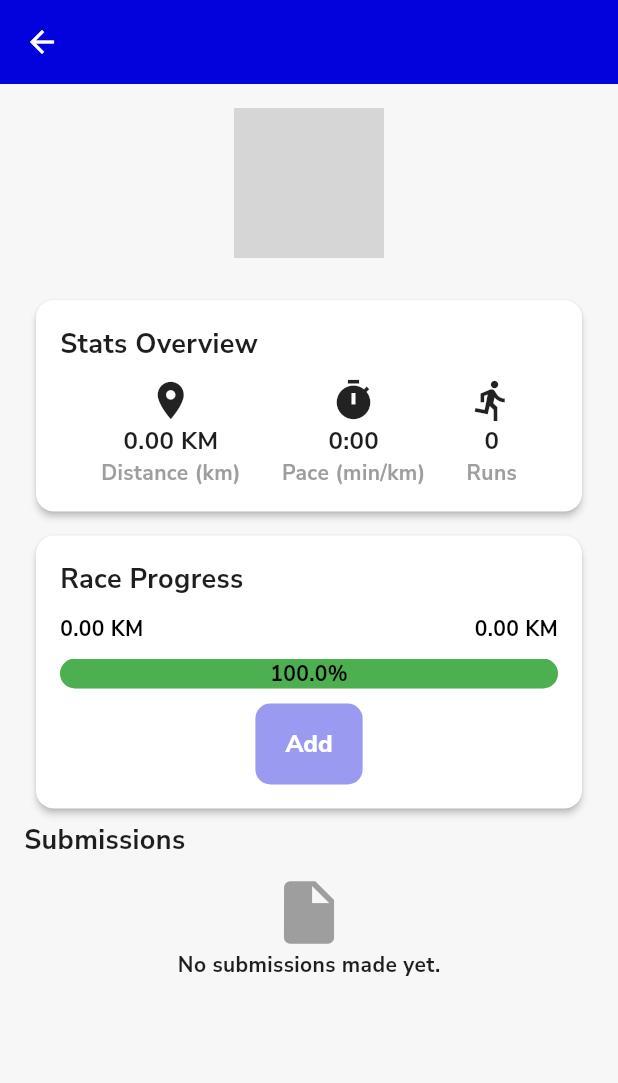
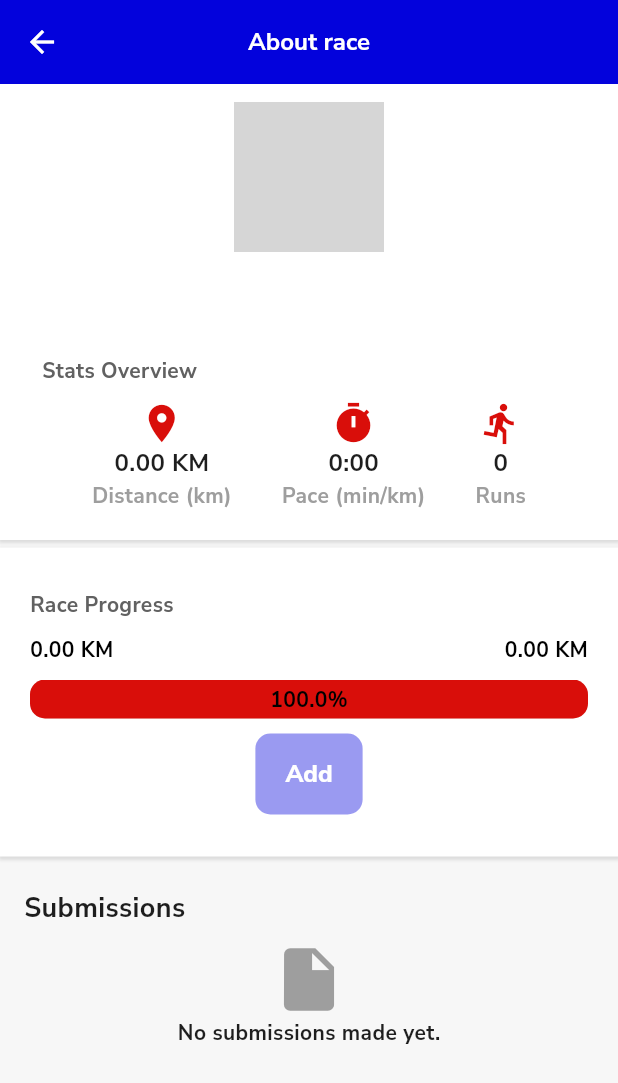
Before and after one commit to timconejos/virtualfitnessph, a Flutter app: the RaceDetailScreen screen opened directly with empty values, on a phone screen of 412 x 824 dp. Shown: the top 1083 px of the screen. Run offline on Flutter 3.47's test engine with Material 3 defaults, Android fonts, the phone set to English and light mode, and no system bars; our stand-ins replace image_picker, permission_handler, shared_preferences, timer_count_down; missing offline and left inert: encrypt; accounts and stored records are empty; network calls fail; grey boxes are pictures that could not be loaded.

Commit message:
UI updates

```diff
--- a/lib/components/primary_button.dart
+++ b/lib/components/primary_button.dart
@@ -21,14 +21,14 @@ class PrimaryButton extends StatelessWidget {
       style: ElevatedButton.styleFrom(
         backgroundColor: color,
         foregroundColor: textColor,
-        minimumSize: Size(0,0),
-        padding: EdgeInsets.symmetric(horizontal: 20, vertical: 8),
+        minimumSize: const Size(0,0),
+        padding: const EdgeInsets.symmetric(horizontal: 20, vertical: 8),
         shape: RoundedRectangleBorder(
           borderRadius: BorderRadius.circular(8),
         ),
       ),
       onPressed: onPressed,
-      child: Text(text, style: AppStyles.vifitTextTheme.labelMedium),
+      child: Text(text, style: AppStyles.vifitTextTheme.labelMedium?.copyWith(fontWeight: FontWeight.w600)),
     );
   }
 }
--- a/lib/screens/pages/profile_page.dart
+++ b/lib/screens/pages/profile_page.dart
@@ -339,7 +339,7 @@ class _ProfilePageState extends State<ProfilePage> {
             Column(
               children: [
                 Container(
-                  padding: EdgeInsets.all(20),
+                  padding: const EdgeInsets.all(20),
                   child: Column(
                     crossAxisAlignment: CrossAxisAlignment.start,
                     children: [
@@ -348,7 +348,7 @@ class _ProfilePageState extends State<ProfilePage> {
                         style: AppStyles.vifitTextTheme.titleLarge?.copyWith(color: AppStyles.primaryForeground),
                       ),
                       Text(
-                        userName ?? 'Unknown User',
+                        '@${userName}' ?? 'Unknown User',
                         style: AppStyles.vifitTextTheme.titleMedium?.copyWith(color: AppStyles.primaryForeground),
                       ),
                     ],
--- a/lib/screens/race_detail_screen.dart
+++ b/lib/screens/race_detail_screen.dart
@@ -1,6 +1,7 @@
 import 'package:flutter/material.dart';
 import 'package:intl/intl.dart';
 import 'package:virtualfitnessph/services/auth_service.dart';
+import 'package:virtualfitnessph/styles/app_styles.dart';
 
 import 'add_race_data_screen.dart';
 
@@ -79,16 +80,15 @@ class _RaceDetailScreenState extends State<RaceDetailScreen> {
   }
 
   Widget _buildStatsSection() {
-    return Card(
-      elevation: 2,
+    return Container(
+      // elevation: 2,
       margin: const EdgeInsets.symmetric(vertical: 8, horizontal: 8),
-      child: Padding(
-        padding: const EdgeInsets.all(16),
+        // padding: const EdgeInsets.all(16),
         child: Column(
           crossAxisAlignment: CrossAxisAlignment.start,
           children: [
-            const Text('Stats Overview',
-                style: TextStyle(fontWeight: FontWeight.bold, fontSize: 18)),
+            Text('Stats Overview',
+                style: AppStyles.vifitTextTheme.labelMedium?.copyWith(color: AppStyles.greyColor)),
             const SizedBox(height: 10),
             Row(
               mainAxisAlignment: MainAxisAlignment.spaceEvenly,
@@ -109,7 +109,6 @@ class _RaceDetailScreenState extends State<RaceDetailScreen> {
             ),
           ],
         ),
-      ),
     );
   }
 
@@ -126,18 +125,32 @@ class _RaceDetailScreenState extends State<RaceDetailScreen> {
     double pendingProgress = ((approvedDistance + pendingDistance) / raceDistance).clamp(0.0, 1.0) - approvedProgress;
     double totalProgress = approvedProgress + pendingProgress;
 
-    return Card(
-      elevation: 2,
-      margin: const EdgeInsets.symmetric(vertical: 8, horizontal: 8),
+    return Container(
+      width: double.infinity,
+      margin: const EdgeInsets.only(bottom: 5.0),
+      padding: const EdgeInsets.symmetric(vertical: 12.0, horizontal: 20.0),
+        decoration: BoxDecoration(
+        color: Colors.white,
+        boxShadow: [
+            BoxShadow(
+            color: Colors.grey.withOpacity(0.3),
+            spreadRadius: 1,
+            blurRadius: 1,
+            offset: const Offset(0, 1),
+          ),
+        ]
+      ),
       child: Padding(
-        padding: const EdgeInsets.all(16),
+        padding: const EdgeInsets.symmetric(horizontal:0, vertical: 16),
         child: Column(
           crossAxisAlignment: CrossAxisAlignment.start,
           children: [
-            const Text(
-              'Race Progress',
-              style: TextStyle(fontWeight: FontWeight.bold, fontSize: 18),
-            ),
+            // const Text(
+            //   'Race Progress',
+            //   style: TextStyle(fontWeight: FontWeight.bold, fontSize: 18),
+            // ),
+            Text('Race Progress',
+                style: AppStyles.vifitTextTheme.labelMedium?.copyWith(color: AppStyles.greyColor)),
             const SizedBox(height: 10),
             Row(
               mainAxisAlignment: MainAxisAlignment.spaceBetween,
@@ -157,7 +170,7 @@ class _RaceDetailScreenState extends State<RaceDetailScreen> {
               children: [
                 // Background for the progress bar
                 Container(
-                  height: 20,
+                  height: 26,
                   decoration: BoxDecoration(
                     color: Colors.grey[300],
                     borderRadius: BorderRadius.circular(10),
@@ -167,9 +180,9 @@ class _RaceDetailScreenState extends State<RaceDetailScreen> {
                 FractionallySizedBox(
                   widthFactor: approvedProgress,
                   child: Container(
-                    height: 20,
+                    height: 26,
                     decoration: BoxDecoration(
-                      color: Colors.green,
+                      color: AppStyles.secondaryColor,
                       borderRadius: approvedProgress < 1
                           ? const BorderRadius.only(
                         topLeft: Radius.circular(10),
@@ -224,7 +237,7 @@ class _RaceDetailScreenState extends State<RaceDetailScreen> {
                     ),
                   );
                 },
-                child: const Text('Add'),
+                child: const Text('Add', textAlign: TextAlign.end,),
               ),
             ),
           ],
@@ -234,7 +247,9 @@ class _RaceDetailScreenState extends State<RaceDetailScreen> {
   }
 
   Widget _buildSubmissionListSection() {
-    return Column(
+    return Padding(
+      padding: const EdgeInsets.all(16),
+      child:Column(
       crossAxisAlignment: CrossAxisAlignment.start,
       children: [
         const Text('Submissions',
@@ -277,6 +292,53 @@ class _RaceDetailScreenState extends State<RaceDetailScreen> {
           },
         ),
       ],
+    ));
+  }
+
+  Widget _buildRaceHeader() {
+    return Container(
+      width: double.infinity,
+      margin: const EdgeInsets.only(bottom: 5.0),
+      padding: const EdgeInsets.symmetric(vertical: 12.0, horizontal: 20.0),
+        decoration: BoxDecoration(
+        color: Colors.white,
+        boxShadow: [
+            BoxShadow(
+            color: Colors.grey.withOpacity(0.3),
+            spreadRadius: 1,
+            blurRadius: 1,
+            offset: const Offset(0, 1),
+          ),
+        ]
+      ),
+      child: Column(
+        crossAxisAlignment: CrossAxisAlignment.center,
+        children: [
+          CircleAvatar(
+            radius: 50,
+            backgroundColor: Colors.transparent,
+            child: ClipOval(
+              child: Image.network(
+                'http://97.74.90.63:8080/races/badges/${widget.race['race']['badgesPicturePath']}',
+                width: 100,
+                height: 100,
+                fit: BoxFit.cover,
+                errorBuilder: (context, error, stackTrace) {
+                  return Image.network(
+                    'https://via.placeholder.com/100x100',
+                    width: 100,
+                    height: 100,
+                    fit: BoxFit.cover,
+                  );
+                },
+              ),
+            ),
+          ),
+          Text(widget.race['race']['raceName'], textAlign: TextAlign.center, style: AppStyles.vifitTextTheme.titleLarge),
+          const SizedBox(height: 30),
+          _buildStatsSection()
+        ],
+      ),
     );
   }
 
@@ -302,43 +364,44 @@ class _RaceDetailScreenState extends State<RaceDetailScreen> {
   Widget build(BuildContext context) {
     return Scaffold(
       appBar: AppBar(
-        title: Text(widget.race['race']['raceName']),
+        title: Text('About race'),
       ),
       body: isLoading
           ? const Center(child: CircularProgressIndicator())
           : SingleChildScrollView(
-        padding: const EdgeInsets.all(16.0),
+        // padding: const EdgeInsets.all(16.0),
         child: Column(
           crossAxisAlignment: CrossAxisAlignment.start,
           children: [
-            Center(
-              child: Stack(
-                children: [
-                  CircleAvatar(
-                    radius: 50,
-                    backgroundColor: Colors.transparent,
-                    child: ClipOval(
-                      child: Image.network(
-                        'http://97.74.90.63:8080/races/badges/${widget.race['race']['badgesPicturePath']}',
-                        width: 100,
-                        height: 100,
-                        fit: BoxFit.cover,
-                        errorBuilder: (context, error, stackTrace) {
-                          return Image.network(
-                            'https://via.placeholder.com/100x100',
-                            width: 100,
-                            height: 100,
-                            fit: BoxFit.cover,
-                          );
-                        },
-                      ),
-                    ),
-                  ),
-                ],
-              ),
-            ),
-            const SizedBox(height: 20),
-            _buildStatsSection(),
+            // Center(
+            //   child: Stack(
+            //     children: [
+            //       CircleAvatar(
+            //         radius: 50,
+            //         backgroundColor: Colors.transparent,
+            //         child: ClipOval(
+            //           child: Image.network(
+            //             'http://97.74.90.63:8080/races/badges/${widget.race['race']['badgesPicturePath']}',
+            //             width: 100,
+            //             height: 100,
+            //             fit: BoxFit.cover,
+            //             errorBuilder: (context, error, stackTrace) {
+            //               return Image.network(
+            //                 'https://via.placeholder.com/100x100',
+            //                 width: 100,
+            //                 height: 100,
+            //                 fit: BoxFit.cover,
+            //               );
+            //             },
+            //           ),
+            //         ),
+            //       ),
+            //     ],
+            //   ),
+            // ),
+            _buildRaceHeader(),
+            // const SizedBox(height: 20),
+            // _buildStatsSection(),
             _buildProgressBarSection(),
             _buildSubmissionListSection(),
             const SizedBox(height: 20),
@@ -361,7 +424,7 @@ class ProfileStat extends StatelessWidget {
   Widget build(BuildContext context) {
     return Column(
       children: [
-        Icon(icon, size: 30),
+        Icon(icon, size: 30, color: AppStyles.secondaryColor),
         Text(label,
             style: const TextStyle(fontSize: 16, fontWeight: FontWeight.bold)),
         Text(subLabel, style: const TextStyle(color: Colors.grey)),
--- a/lib/screens/view_profile_screen.dart
+++ b/lib/screens/view_profile_screen.dart
@@ -404,7 +404,7 @@ class _ViewProfileScreenState extends State<ViewProfileScreen> {
                         ),
                       ),
                       Text(
-                        _userName ?? 'Unknown User',
+                        '@${_userName}' ?? 'Unknown User',
                         style: AppStyles.vifitTextTheme.titleMedium?.copyWith(
                           color: AppStyles.primaryForeground,
                         ),
```
